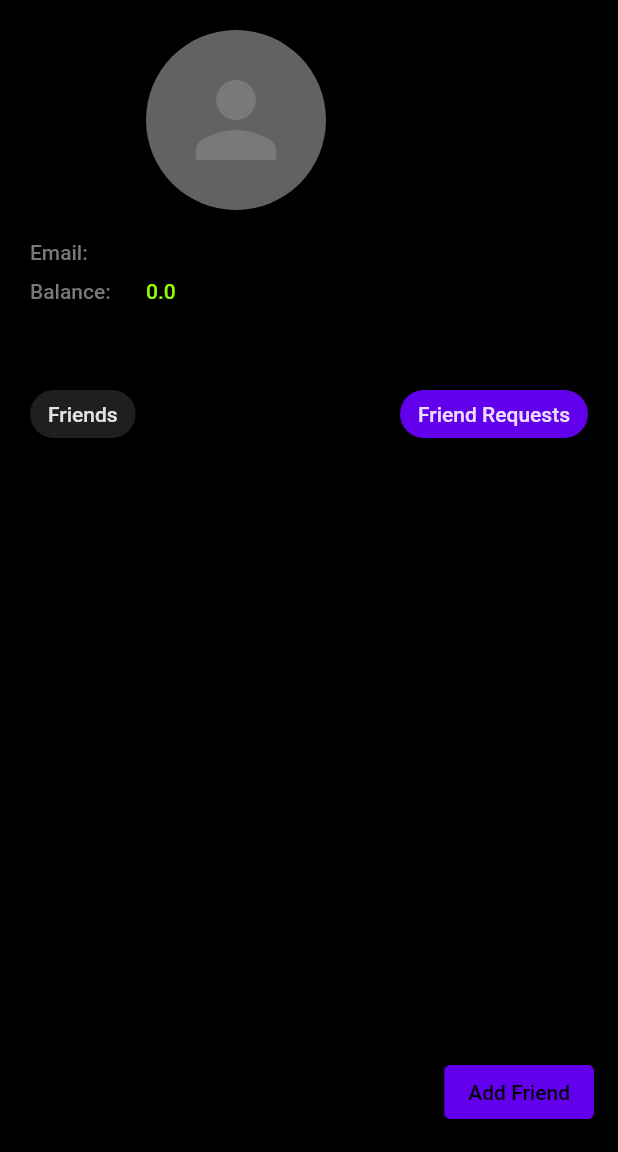
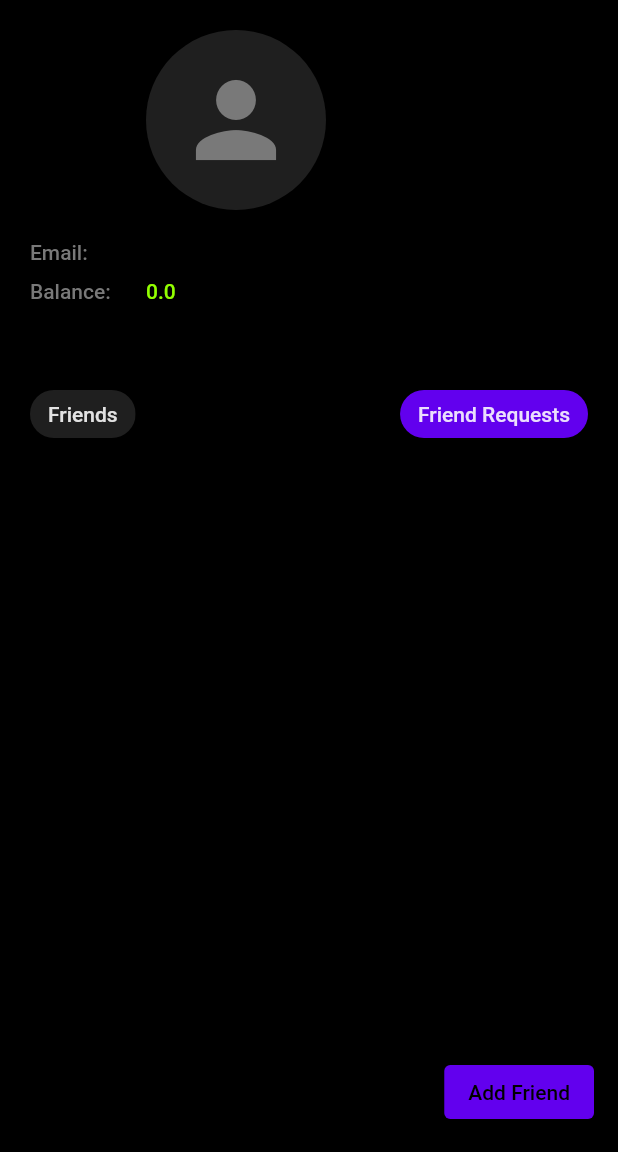
Before and after one commit to Hiebeler/Debt-Manager, a Flutter app: the Profile screen opened directly, after a tap on "Friend Requests", on a phone screen of 412 x 824 dp, the part 84-1236 px from its top. Run offline on Flutter 3.47's test engine with Material 2 defaults, Android fonts, the phone set to English and light mode, and no system bars; our stand-ins replace charts_flutter, cloud_firestore, firebase_auth, firebase_core, firebase_storage, fluttertoast and 5 more; accounts and stored records are empty; network calls fail.

Commit message:
überarbeitet profile page with picture loads

```diff
--- a/lib/home/friends/add_friend.dart
+++ b/lib/home/friends/add_friend.dart
@@ -139,7 +139,7 @@ class AddFriend {
                                               mainAxisSize: MainAxisSize.min,
                                               children: <Widget>[
                                                 ListTile(
-                                                    leading: ProfilePicture(data: debt),
+                                                    leading: ProfilePicture(data: debt, radius: 18, size: 23, imageSize: 35,),
                                                     title: Row(
                                                       mainAxisAlignment:
                                                           MainAxisAlignment
--- /dev/null
+++ b/lib/home/friends/friend_friendrequest_switch.dart
@@ -0,0 +1,62 @@
+import 'package:flutter/material.dart';
+
+import '../../generated/l10n.dart';
+import 'friendrequests.dart';
+import 'friends_card.dart';
+
+class FriendFriendrequestSwitch extends StatefulWidget {
+  final Map<String, dynamic> data;
+  final String uid;
+  const FriendFriendrequestSwitch({required this.data, required this.uid});
+
+  @override
+  State<FriendFriendrequestSwitch> createState() => _FriendFriendrequestSwitchState();
+}
+
+class _FriendFriendrequestSwitchState extends State<FriendFriendrequestSwitch> {
+
+  String friendRequestOrFriends = "Friends";
+  bool _friendRequestIsSelected = false;
+  bool _friendsIsSelected = true;
+
+  @override
+  Widget build(BuildContext context) {
+    return Column(children: [Row(
+      mainAxisAlignment: MainAxisAlignment.spaceBetween,
+      children: [
+        ChoiceChip(
+          label: Text(S.of(context).friends),
+          selected: _friendsIsSelected,
+          selectedColor: Theme.of(context).colorScheme.primary,
+          onSelected: (newBoolValue) {
+            setState(() {
+              _friendsIsSelected = true;
+              _friendRequestIsSelected = false;
+              friendRequestOrFriends = "Friends";
+            });
+          },
+        ),
+        ChoiceChip(
+          label: Text(S.of(context).friendRequests),
+          selected: _friendRequestIsSelected,
+          selectedColor: Theme.of(context).colorScheme.primary,
+          onSelected: (newBoolValue) {
+            setState(() {
+              _friendRequestIsSelected = true;
+              _friendsIsSelected = false;
+              friendRequestOrFriends = "Friend Requests";
+            });
+          },
+        )
+      ],
+    ),
+      friendRequestOrFriends == "Friends"
+          ? Friends(
+        data: widget.data,
+      )
+          : FriendRequestCard(
+        uid: widget.uid,
+      ),],);
+
+  }
+}
--- a/lib/home/friends/friendrequests.dart
+++ b/lib/home/friends/friendrequests.dart
@@ -55,7 +55,6 @@ class FriendRequestCard extends StatelessWidget {
           if (snapshot.hasData) {
             Map<String, dynamic> data =
                 snapshot.data!.data() as Map<String, dynamic>;
-            print(data["receivedFriendRequests"]);
             if (data.containsKey("receivedFriendRequests")) {
               List receivedFriendRequests = data["receivedFriendRequests"];
 
@@ -85,8 +84,7 @@ class FriendRequestCard extends StatelessWidget {
                                             children: [
                                               Row(
                                                 children: [
-                                                  ProfilePicture(
-                                                      data: friendData),
+                                                  ProfilePicture(data: friendData, radius: 18, size: 23, imageSize: 35,),
                                                   const SizedBox(
                                                     width: 20,
                                                   ),
--- a/lib/home/friends/friends_card.dart
+++ b/lib/home/friends/friends_card.dart
@@ -60,7 +60,7 @@ class Friends extends StatelessWidget {
                                       mainAxisSize: MainAxisSize.min,
                                       children: <Widget>[
                                         ListTile(
-                                            leading: ProfilePicture(data: data),
+                                            leading: ProfilePicture(data: data, radius: 18, size: 23, imageSize: 35,),
                                             title: Row(
                                               mainAxisAlignment:
                                                   MainAxisAlignment
--- a/lib/home/friends/get_profile_image.dart
+++ b/lib/home/friends/get_profile_image.dart
@@ -13,7 +13,6 @@ class GetProfileImage {
     } on FirebaseException catch (e) {
       return "";
     }
-    print(downloadURL);
     return downloadURL;
   }
 }
--- a/lib/home/friends/profile_picture.dart
+++ b/lib/home/friends/profile_picture.dart
@@ -5,12 +5,13 @@ import 'get_profile_image.dart';
 
 class ProfilePicture extends StatelessWidget {
   final Map data;
-
-  const ProfilePicture({Key? key, required this.data}) : super(key: key);
+  final int radius;
+  final int size;
+  final int imageSize;
+  const ProfilePicture({Key? key, required this.data, required this.radius, required this.size, required this.imageSize}) : super(key: key);
 
   @override
   Widget build(BuildContext context) {
-    print(data);
     try {
       return FutureBuilder(
           future:
@@ -20,17 +21,17 @@ class ProfilePicture extends StatelessWidget {
             if (snapshot.data == "" || snapshot.data == null) {
               return CircleAvatar(
                 backgroundColor: const Color(0xff1f1f1f),
-                radius: 18,
+                radius: radius.toDouble(),
                 child: Icon(
                   Icons.person,
                   color: Theme.of(context).colorScheme.onSecondary,
-                  size: 23,
+                  size: size.toDouble(),
                 ),
               );
             } else {
               return Container(
-                  width: 30.0,
-                  height: 30.0,
+                  width: imageSize.toDouble(),
+                  height: imageSize.toDouble(),
                   decoration: BoxDecoration(
                       shape: BoxShape.circle,
                       image: DecorationImage(
--- a/lib/home/profile.dart
+++ b/lib/home/profile.dart
@@ -3,9 +3,11 @@ import 'dart:io';
 import 'package:cloud_firestore/cloud_firestore.dart';
 import 'package:debtmanager/generated/l10n.dart';
 import 'package:debtmanager/home/friends/add_friend.dart';
+import 'package:debtmanager/home/friends/friend_friendrequest_switch.dart';
 import 'package:debtmanager/home/friends/friendrequests.dart';
 import 'package:debtmanager/home/friends/friends_card.dart';
 import 'package:debtmanager/home/friends/get_profile_image.dart';
+import 'package:debtmanager/home/friends/profile_picture.dart';
 import 'package:debtmanager/home/side_bar.dart';
 import 'package:firebase_auth/firebase_auth.dart';
 import 'package:firebase_storage/firebase_storage.dart' as firebase_storage;
@@ -25,10 +27,6 @@ class Profile extends StatefulWidget {
 
 class _ProfileState extends State<Profile> {
   final DataRepository repository = DataRepository();
-
-  String friendRequestOrFriends = "Friends";
-  bool _friendRequestIsSelected = false;
-  bool _friendsIsSelected = true;
   File? image;
 
   Future<bool> getImage() async {
@@ -147,36 +145,7 @@ class _ProfileState extends State<Profile> {
                             }
                           });
                         },
-                        child: FutureBuilder(
-                            future: GetProfileImage()
-                                .getImageFromFirebase(data["profilePicture"]),
-                            builder: (context, snapshot) {
-                              print(snapshot.data);
-                              if (snapshot.data == "" ||
-                                  snapshot.data == null) {
-                                return CircleAvatar(
-                                  backgroundColor: const Color(0xff626262),
-                                  radius: 60,
-                                  child: Icon(
-                                    Icons.person,
-                                    color: Theme.of(context)
-                                        .colorScheme
-                                        .onSecondary,
-                                    size: 80,
-                                  ),
-                                );
-                              } else {
-                                return Container(
-                                    width: 130.0,
-                                    height: 130.0,
-                                    decoration: BoxDecoration(
-                                        shape: BoxShape.circle,
-                                        image: DecorationImage(
-                                            fit: BoxFit.cover,
-                                            image: NetworkImage(
-                                                snapshot.data.toString()))));
-                              }
-                            }),
+                        child: ProfilePicture(data: data, radius: 60, size: 80, imageSize: 130,)
                       ),
                       Flexible(
                         child: Padding(
@@ -236,42 +205,7 @@ class _ProfileState extends State<Profile> {
                     ],
                   ),
                   const SizedBox(height: 50),
-                  Row(
-                    mainAxisAlignment: MainAxisAlignment.spaceBetween,
-                    children: [
-                      ChoiceChip(
-                        label: Text(S.of(context).friends),
-                        selected: _friendsIsSelected,
-                        selectedColor: Theme.of(context).colorScheme.primary,
-                        onSelected: (newBoolValue) {
-                          setState(() {
-                            _friendsIsSelected = true;
-                            _friendRequestIsSelected = false;
-                            friendRequestOrFriends = "Friends";
-                          });
-                        },
-                      ),
-                      ChoiceChip(
-                        label: Text(S.of(context).friendRequests),
-                        selected: _friendRequestIsSelected,
-                        selectedColor: Theme.of(context).colorScheme.primary,
-                        onSelected: (newBoolValue) {
-                          setState(() {
-                            _friendRequestIsSelected = true;
-                            _friendsIsSelected = false;
-                            friendRequestOrFriends = "Friend Requests";
-                          });
-                        },
-                      )
-                    ],
-                  ),
-                  friendRequestOrFriends == "Friends"
-                      ? Friends(
-                          data: data,
-                        )
-                      : FriendRequestCard(
-                          uid: uid,
-                        ),
+                  FriendFriendrequestSwitch(data: data,uid: uid,),
                 ],
               );
             } else {
```
